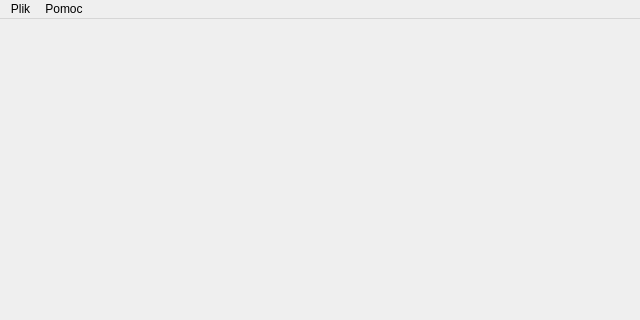
Qt form oknoglowne.ui (twardakm/zarzadzanie_projektami) before a commit; both pictures show x 0 to 640 and y 0 to 320 of the 640 by 480 pixel window.
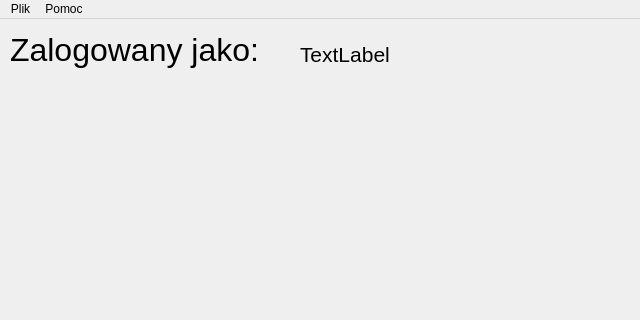
The same form after that commit.

Diff of the .ui file:
```diff
--- a/oknoglowne.ui
+++ b/oknoglowne.ui
@@ -19,7 +19,44 @@
   <property name="windowTitle">
    <string>Zarządzanie projektami</string>
   </property>
-  <widget class="QWidget" name="centralWidget"/>
+  <widget class="QWidget" name="centralWidget">
+   <widget class="QLabel" name="label">
+    <property name="geometry">
+     <rect>
+      <x>10</x>
+      <y>0</y>
+      <width>261</width>
+      <height>61</height>
+     </rect>
+    </property>
+    <property name="font">
+     <font>
+      <pointsize>24</pointsize>
+     </font>
+    </property>
+    <property name="text">
+     <string>Zalogowany jako:</string>
+    </property>
+   </widget>
+   <widget class="QLabel" name="nazwa_uzytkownika">
+    <property name="geometry">
+     <rect>
+      <x>300</x>
+      <y>10</y>
+      <width>161</width>
+      <height>51</height>
+     </rect>
+    </property>
+    <property name="font">
+     <font>
+      <pointsize>16</pointsize>
+     </font>
+    </property>
+    <property name="text">
+     <string>TextLabel</string>
+    </property>
+   </widget>
+  </widget>
   <widget class="QMenuBar" name="menuBar">
    <property name="geometry">
     <rect>
```
